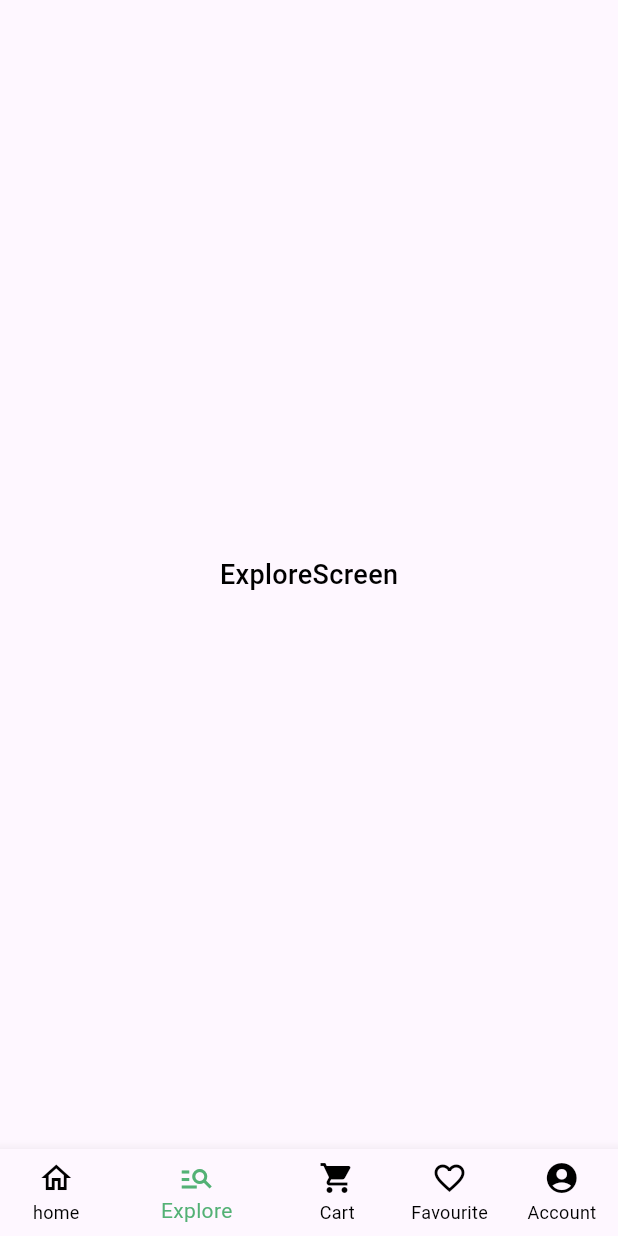
After one commit to mohamed111120/groceries_app, a Flutter app: the HomeLayout screen opened by its route, item 2 of the bottom bar chosen, on a phone screen of 412 x 824 dp. The commit adds this screen. Run offline on Flutter 3.47's test engine with Material 3 defaults, Android fonts, the phone set to English and light mode, and no system bars; our stand-ins replace flutter_svg; missing offline and left inert: dart:ffi.

Commit message:
finished buttom navegation bar and started in explore screen

```diff
--- a/lib/main.dart
+++ b/lib/main.dart
@@ -1,7 +1,7 @@
 import 'package:flutter/material.dart';
 import 'package:groceries_app/views/auth/login.dart';
 import 'package:groceries_app/views/auth/sign_up.dart';
-import 'package:groceries_app/views/home/home.dart';
+import 'package:groceries_app/views/home/homeLayout.dart';
 import 'package:groceries_app/views/onpording/onbording.dart';
 import 'package:groceries_app/views/product_details/product_details.dart';
 import 'package:groceries_app/views/splash/splach.dart';
@@ -16,12 +16,13 @@ class GroceriesApp extends StatelessWidget {
   @override
   Widget build(BuildContext context) {
     return MaterialApp(
+      debugShowCheckedModeBanner: false,
       routes: {
         SplachScreen.id:(context) => SplachScreen(),
         OnbordingScreen.id:(context) => OnbordingScreen(),
         LoginScreen.id :(context) => LoginScreen(),
         SignUpScreen.id :(context) => SignUpScreen(),
-        HomeScreen.id :(context) => HomeScreen(),
+        HomeLayout.id :(context) => HomeLayout(),
         ProiductDetails.id :(context) => ProiductDetails(),
 
 
--- a/lib/views/auth/sign_up.dart
+++ b/lib/views/auth/sign_up.dart
@@ -3,7 +3,7 @@ import 'package:flutter_svg/svg.dart';
 import 'package:groceries_app/view_model/app_text_style.dart';
 import 'package:groceries_app/views/auth/auth_componats/custom_text_field.dart';
 import 'package:groceries_app/views/componants/custom_button.dart';
-import 'package:groceries_app/views/home/home.dart';
+import 'package:groceries_app/views/home/homeLayout.dart';
 
 import '../../view_model/app_colors.dart';
 import '../../view_model/app_images.dart';
@@ -107,7 +107,7 @@ class SignUpScreen extends StatelessWidget {
                 SizedBox(height: 20,),
                 // Why Color Chang if is Not onPressed
                 CustomButton(title: 'Sing Up',onPressed: () {
-                  Navigator.pushNamed(context, HomeScreen.id);
+                  Navigator.pushNamed(context, HomeLayout.id);
 
                 },),
                 SizedBox(height: 10,),
--- /dev/null
+++ b/lib/views/home/explor_screen/explor_screen.dart
@@ -0,0 +1,17 @@
+import 'package:flutter/cupertino.dart';
+import 'package:groceries_app/view_model/app_text_style.dart';
+
+class ExploreScreen extends StatelessWidget {
+  const ExploreScreen({Key? key}) : super(key: key);
+
+  @override
+  Widget build(BuildContext context) {
+    return Column(
+      mainAxisAlignment: MainAxisAlignment.center,
+
+      children: [
+        Center(child: Text('ExploreScreen',style: AppTextStyle.title,))
+      ],
+    );
+  }
+}
--- /dev/null
+++ b/lib/views/home/homeLayout.dart
@@ -0,0 +1,81 @@
+import 'dart:ffi';
+
+import 'package:flutter/material.dart';
+import 'package:flutter_svg/svg.dart';
+import 'package:groceries_app/view_model/app_colors.dart';
+import 'package:groceries_app/views/home/componants/custom_section_child.dart';
+import 'package:groceries_app/views/home/componants/home_frist_section.dart';
+import 'package:groceries_app/views/home/explor_screen/explor_screen.dart';
+import '../../view_model/app_images.dart';
+import 'componants/home_main_section.dart';
+import 'home_screen/home_sceen.dart';
+import 'models/groceries_list_model.dart';
+
+class HomeLayout extends StatefulWidget {
+  HomeLayout({Key? key}) : super(key: key);
+  static String id = 'HomeLayout';
+
+  @override
+  State<HomeLayout> createState() => _HomeLayoutState();
+}
+
+class _HomeLayoutState extends State<HomeLayout> {
+  @override
+   int currentIndex =0 ;
+  List<Widget> homeScreens=[
+    HomeScreen(),
+    ExploreScreen(),
+  ];
+
+  Widget build(BuildContext context) {
+    return Scaffold(
+      body: homeScreens.elementAt(currentIndex),
+      bottomNavigationBar: BottomNavigationBar(
+
+        selectedItemColor: AppColors.green,
+        unselectedItemColor:  AppColors.black,
+        unselectedLabelStyle: TextStyle(color: AppColors.black),
+        showUnselectedLabels: true,
+        currentIndex: currentIndex,
+        onTap: (value) {
+          setState(() {
+            currentIndex = value;
+            print(currentIndex);
+          });
+        },
+        items: [
+          BottomNavigationBarItem(
+            label: 'home',
+            icon: Icon(
+              Icons.home_outlined,
+            ),
+          ),
+          BottomNavigationBarItem(
+            label: 'Explore',
+            icon: Icon(
+              Icons.manage_search_outlined,
+            ),
+          ),
+          BottomNavigationBarItem(
+            label: 'Cart',
+            icon: Icon(
+              Icons.shopping_cart,
+            ),
+          ),
+          BottomNavigationBarItem(
+            label: 'Favourite',
+            icon: Icon(
+              Icons.favorite_border,
+            ),
+          ),
+          BottomNavigationBarItem(
+            label: 'Account',
+            icon: Icon(
+              Icons.account_circle,
+            ),
+          ),
+        ],
+      ),
+    );
+  }
+}
```
Also changed, not shown: lib/views/home/home.dart (deleted, +0 -58 lines), lib/views/home/home_screen/home_sceen.dart (added, +56 -0 lines).
